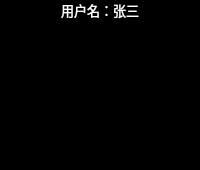
Qt form demo/usershow.ui (dreamxian4/mini-meeting) before a commit.
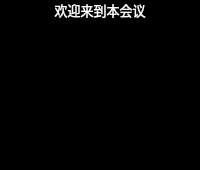
The same form after that commit.

The edit to the form file:
```diff
--- a/demo/usershow.ui
+++ b/demo/usershow.ui
@@ -60,7 +60,7 @@
       </size>
      </property>
      <property name="text">
-      <string>用户名：张三</string>
+      <string>欢迎来到本会议</string>
      </property>
      <property name="alignment">
       <set>Qt::AlignCenter</set>
```
